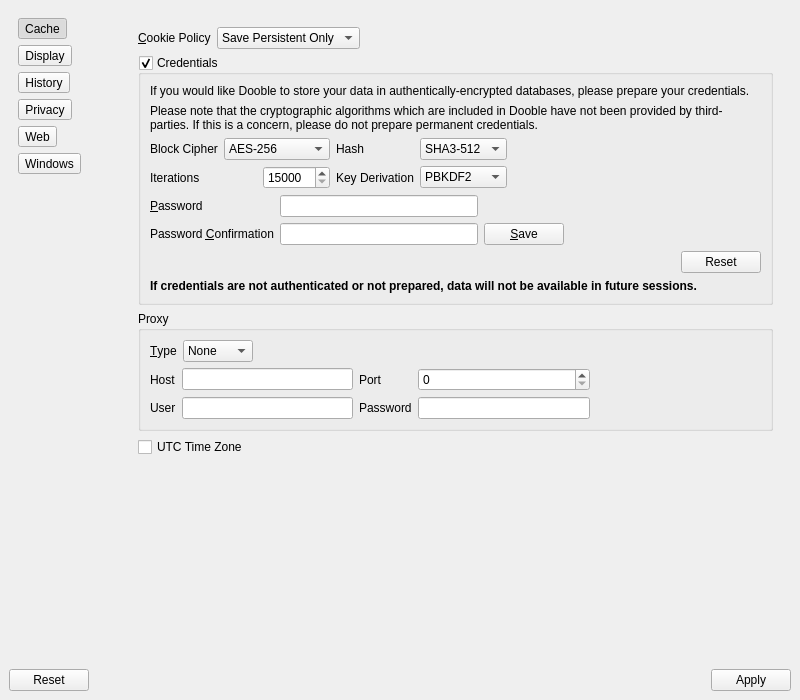
First picture: the form in 2.x/UI/dooble_settings.ui, repository textbrowser/dooble, before the edit.
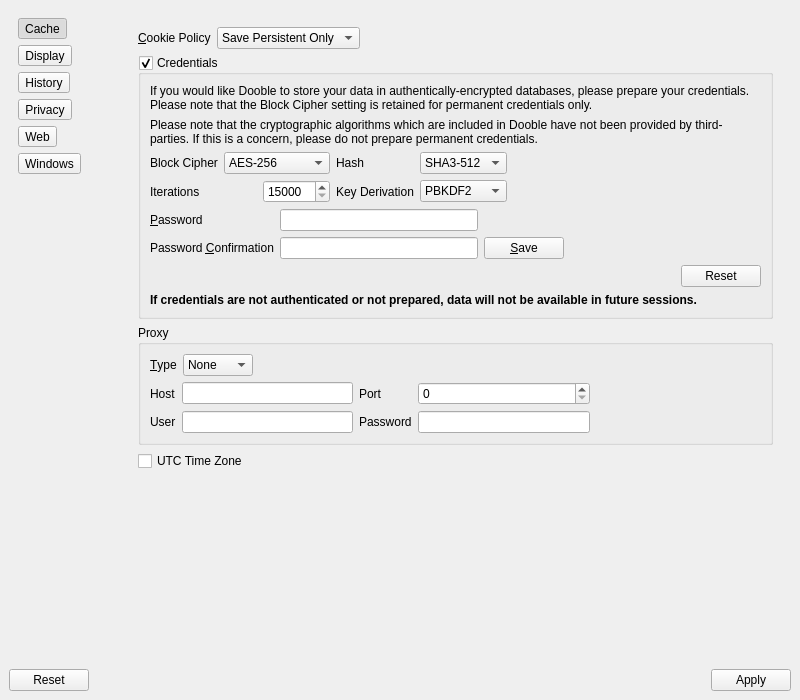
Second picture: the form after the edit. The open tabs and pages were chosen to show the change. Icons and pictures are not drawn.

What changed in the file:
```diff
--- a/2.x/UI/dooble_settings.ui
+++ b/2.x/UI/dooble_settings.ui
@@ -670,7 +670,7 @@
                  <item>
                   <widget class="QLabel" name="label_4">
                    <property name="text">
-                    <string>If you would like Dooble to store your data in authentically-encrypted databases, please prepare your credentials.</string>
+                    <string>If you would like Dooble to store your data in authentically-encrypted databases, please prepare your credentials. Please note that the Block Cipher setting is retained for permanent credentials only.</string>
                    </property>
                    <property name="wordWrap">
                     <bool>true</bool>
```
